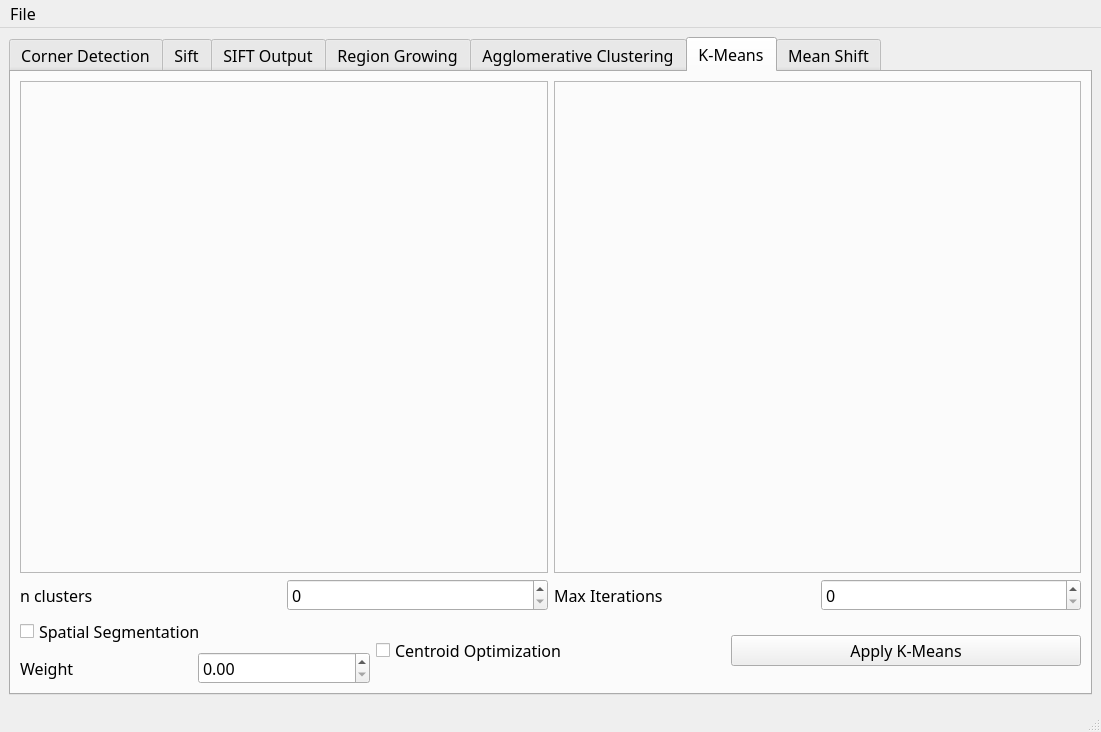
Old version of the form APP-GUI/task3_ui.ui in the repository Computer-Vision-Spring-2024/exVision-FeatureCraft.
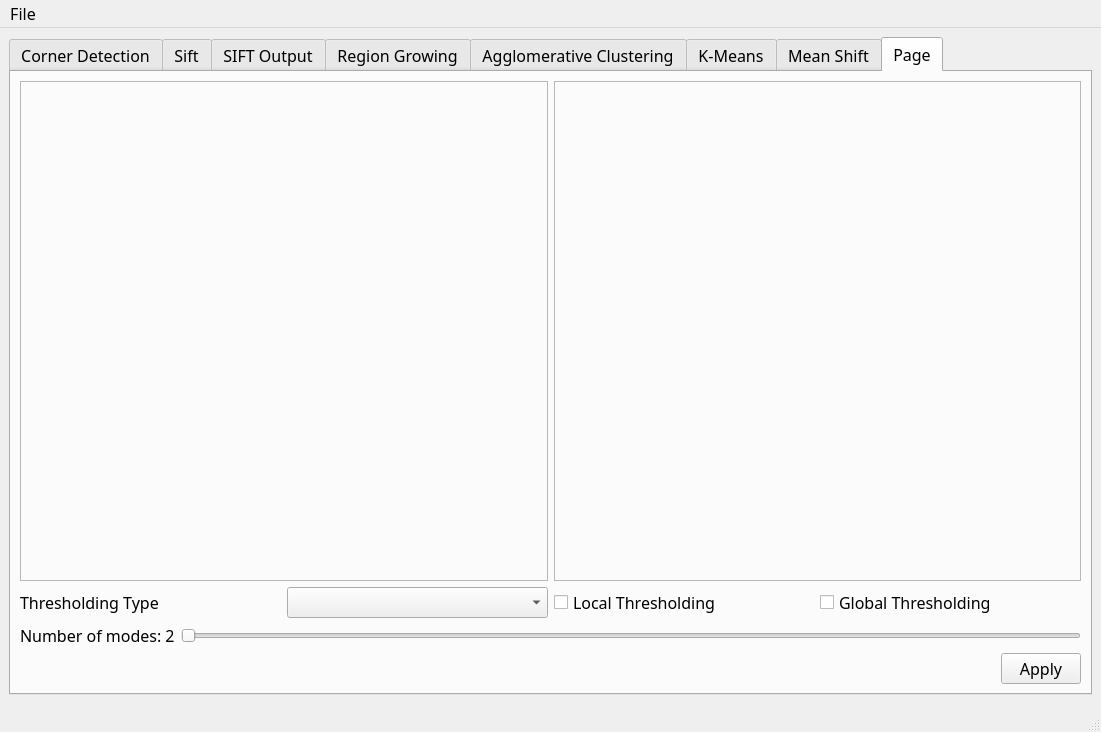
New version of the form.

Commit message: Started adding the thresholding part to the GUI

Diff of the .ui file:
```diff
--- a/APP-GUI/task3_ui.ui
+++ b/APP-GUI/task3_ui.ui
@@ -24,7 +24,7 @@
     <item>
      <widget class="QTabWidget" name="tabWidget">
       <property name="currentIndex">
-       <number>5</number>
+       <number>7</number>
       </property>
       <widget class="QWidget" name="tab_2">
        <attribute name="title">
@@ -644,6 +644,111 @@
         </item>
        </layout>
       </widget>
+      <widget class="QWidget" name="tab_8">
+       <attribute name="title">
+        <string>Page</string>
+       </attribute>
+       <layout class="QVBoxLayout" name="verticalLayout_11">
+        <item>
+         <layout class="QHBoxLayout" name="horizontalLayout_25">
+          <item>
+           <widget class="QFrame" name="thresholding_input">
+            <property name="frameShape">
+             <enum>QFrame::StyledPanel</enum>
+            </property>
+            <property name="frameShadow">
+             <enum>QFrame::Raised</enum>
+            </property>
+           </widget>
+          </item>
+          <item>
+           <widget class="QFrame" name="thresholding_output">
+            <property name="frameShape">
+             <enum>QFrame::StyledPanel</enum>
+            </property>
+            <property name="frameShadow">
+             <enum>QFrame::Raised</enum>
+            </property>
+           </widget>
+          </item>
+         </layout>
+        </item>
+        <item>
+         <layout class="QVBoxLayout" name="verticalLayout_10">
+          <item>
+           <layout class="QHBoxLayout" name="horizontalLayout_32">
+            <item>
+             <widget class="QLabel" name="thresholding_type">
+              <property name="text">
+               <string>Thresholding Type</string>
+              </property>
+             </widget>
+            </item>
+            <item>
+             <widget class="QComboBox" name="thresholding_comboBox"/>
+            </item>
+            <item>
+             <widget class="QCheckBox" name="local_checkbox">
+              <property name="text">
+               <string>Local Thresholding</string>
+              </property>
+             </widget>
+            </item>
+            <item>
+             <widget class="QCheckBox" name="global_checkbox">
+              <property name="text">
+               <string>Global Thresholding</string>
+              </property>
+             </widget>
+            </item>
+           </layout>
+          </item>
+          <item>
+           <layout class="QHBoxLayout" name="horizontalLayout_33">
+            <item>
+             <widget class="QLabel" name="number_of_modes">
+              <property name="text">
+               <string>Number of modes: 2</string>
+              </property>
+             </widget>
+            </item>
+            <item>
+             <widget class="QSlider" name="horizontalSlider">
+              <property name="orientation">
+               <enum>Qt::Horizontal</enum>
+              </property>
+             </widget>
+            </item>
+           </layout>
+          </item>
+         </layout>
+        </item>
+        <item>
+         <layout class="QHBoxLayout" name="horizontalLayout_34">
+          <item>
+           <spacer name="horizontalSpacer_4">
+            <property name="orientation">
+             <enum>Qt::Horizontal</enum>
+            </property>
+            <property name="sizeHint" stdset="0">
+             <size>
+              <width>40</width>
+              <height>20</height>
+             </size>
+            </property>
+           </spacer>
+          </item>
+          <item>
+           <widget class="QPushButton" name="pushButton_3">
+            <property name="text">
+             <string>Apply</string>
+            </property>
+           </widget>
+          </item>
+         </layout>
+        </item>
+       </layout>
+      </widget>
      </widget>
     </item>
    </layout>
```
The commit also changes 14 other files.
